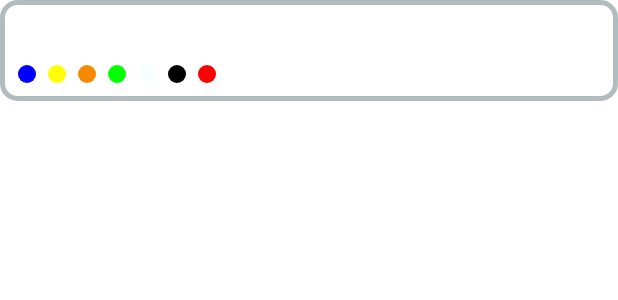
After one commit to brhliluk/prague-waste, an Android app built with Jetpack Compose: the layout marker_info_window.xml on its own in the app's theme, with its tools: preview values and no code run, on a phone screen of 412 x 824 dp. The commit adds this screen. Shown: the top 300 px of the screen. Run offline under Robolectric (Android 15) with nearby library versions, the phone set to English and light mode, and no system bars.

Commit message:
Add custom marker info box

```diff
--- a/app/src/main/java/cz/brhliluk/android/praguewaste/PragueWasteApplication.kt
+++ b/app/src/main/java/cz/brhliluk/android/praguewaste/PragueWasteApplication.kt
@@ -5,6 +5,7 @@ import androidx.room.Room
 import cz.brhliluk.android.praguewaste.api.WasteApi
 import cz.brhliluk.android.praguewaste.database.BinDatabase
 import cz.brhliluk.android.praguewaste.repository.BinRepository
+import cz.brhliluk.android.praguewaste.utils.InfoWindowAdapter
 import cz.brhliluk.android.praguewaste.utils.PreferencesManager
 import cz.brhliluk.android.praguewaste.viewmodel.MainViewModel
 import org.koin.android.ext.koin.androidApplication
@@ -32,6 +33,8 @@ class PragueWasteApplication : Application() {
         single { BinRepository(binDao = get(), binFtsDao = get()) }
         // Prefs
         single { PreferencesManager(get()) }
+        // Google maps
+        single { InfoWindowAdapter(get()) }
     })
 
     override fun onCreate() {
--- a/app/src/main/java/cz/brhliluk/android/praguewaste/model/Bin.kt
+++ b/app/src/main/java/cz/brhliluk/android/praguewaste/model/Bin.kt
@@ -29,7 +29,7 @@ data class Bin(
 
     override fun getTitle(): String = address
 
-    override fun getSnippet(): String? = null
+    override fun getSnippet(): String = Json.encodeToString(trashTypes)
 
     @Ignore val namedTrashTypes = trashTypes.map { TrashType.byId(it) }
 
--- /dev/null
+++ b/app/src/main/java/cz/brhliluk/android/praguewaste/utils/InfoWindowAdapter.kt
@@ -0,0 +1,48 @@
+package cz.brhliluk.android.praguewaste.utils
+
+import android.content.Context
+import android.view.LayoutInflater
+import android.view.View
+import android.widget.ImageView
+import android.widget.TextView
+import androidx.annotation.IdRes
+import com.google.android.gms.maps.GoogleMap
+import com.google.android.gms.maps.model.Marker
+import cz.brhliluk.android.praguewaste.R
+import cz.brhliluk.android.praguewaste.model.Bin
+import kotlinx.serialization.decodeFromString
+import kotlinx.serialization.json.Json
+import org.koin.core.component.KoinComponent
+
+// Couldn't find a way to use compose here
+class InfoWindowAdapter(context: Context) : GoogleMap.InfoWindowAdapter, KoinComponent {
+    private val layoutInflater = LayoutInflater.from(context)
+    private val view: View = layoutInflater.inflate(R.layout.marker_info_window, null)
+
+    private fun setInfoWindowText(marker: Marker) {
+        val trashTypesList = Json.decodeFromString<List<Int>>(marker.snippet!!).map { Bin.TrashType.byId(it) }
+        view.findViewById<TextView>(R.id.markerInfoTitle).text = marker.title
+        // This is stupid but databinding didn't work for me here
+        setViewVisible(R.id.paper, Bin.TrashType.PAPER, trashTypesList)
+        setViewVisible(R.id.plastic, Bin.TrashType.PLASTIC, trashTypesList)
+        setViewVisible(R.id.beverageCartons, Bin.TrashType.BEVERAGE_CARTONS, trashTypesList)
+        setViewVisible(R.id.clearGlass, Bin.TrashType.CLEAR_GLASS, trashTypesList)
+        setViewVisible(R.id.coloredGlass, Bin.TrashType.COLORED_GLASS, trashTypesList)
+        setViewVisible(R.id.metal, Bin.TrashType.METAL, trashTypesList)
+        setViewVisible(R.id.eWaste, Bin.TrashType.E_WASTE, trashTypesList)
+    }
+
+    private fun setViewVisible(@IdRes resId: Int, type: Bin.TrashType, all: List<Bin.TrashType?>) {
+        view.findViewById<ImageView>(resId).visibility = if (all.contains(type)) View.VISIBLE else View.GONE
+    }
+
+    override fun getInfoWindow(marker: Marker): View {
+        setInfoWindowText(marker)
+        return view
+    }
+
+    override fun getInfoContents(marker: Marker): View {
+        setInfoWindowText(marker)
+        return view
+    }
+}
--- a/app/src/main/java/cz/brhliluk/android/praguewaste/viewmodel/MainViewModel.kt
+++ b/app/src/main/java/cz/brhliluk/android/praguewaste/viewmodel/MainViewModel.kt
@@ -20,6 +20,7 @@ import cz.brhliluk.android.praguewaste.api.BinSearchSource
 import cz.brhliluk.android.praguewaste.api.WasteApi
 import cz.brhliluk.android.praguewaste.model.Bin
 import cz.brhliluk.android.praguewaste.repository.BinRepository
+import cz.brhliluk.android.praguewaste.utils.InfoWindowAdapter
 import cz.brhliluk.android.praguewaste.utils.PreferencesManager
 import cz.brhliluk.android.praguewaste.utils.load
 import kotlinx.coroutines.flow.Flow
@@ -32,6 +33,7 @@ class MainViewModel : ViewModel(), KoinComponent {
     private val api: WasteApi by inject()
     private val binRepository: BinRepository by inject()
     private val preferencesManager: PreferencesManager by inject()
+    private val infoWindowAdapter: InfoWindowAdapter by inject()
 
     // Paging data sources
     val searchBins: Flow<PagingData<Bin>> = Pager(PagingConfig(pageSize = 15)) {
@@ -75,7 +77,7 @@ class MainViewModel : ViewModel(), KoinComponent {
         map = mapView.awaitMap()
         clusterManager = ClusterManager(context, map)
         map.setOnCameraIdleListener(clusterManager)
-
+        clusterManager.markerCollection.setInfoWindowAdapter(infoWindowAdapter)
         // TODO: Update by users preference
         //noinspection MissingPermission
         map.isMyLocationEnabled = true
--- /dev/null
+++ b/app/src/main/res/drawable/circle.xml
@@ -0,0 +1,5 @@
+<?xml version="1.0" encoding="utf-8"?>
+<shape xmlns:android="http://schemas.android.com/apk/res/android"
+    android:shape="oval">
+    <solid android:color="@color/black"/>
+</shape>
--- /dev/null
+++ b/app/src/main/res/drawable/info_view_card.xml
@@ -0,0 +1,7 @@
+<?xml version="1.0" encoding="UTF-8"?>
+<shape xmlns:android="http://schemas.android.com/apk/res/android">
+    <solid android:color="#FFFFFF"/>
+    <stroke android:width="3dp" android:color="#B1BCBE" />
+    <corners android:radius="10dp"/>
+    <padding android:left="0dp" android:top="0dp" android:right="0dp" android:bottom="0dp" />
+</shape>
--- /dev/null
+++ b/app/src/main/res/layout/marker_info_window.xml
@@ -0,0 +1,80 @@
+<?xml version="1.0" encoding="utf-8"?>
+
+<LinearLayout xmlns:android="http://schemas.android.com/apk/res/android"
+    android:layout_width="match_parent"
+    android:layout_height="wrap_content"
+    android:layout_marginBottom="12dp"
+    android:background="@drawable/info_view_card"
+    android:orientation="vertical"
+    android:padding="12dp">
+
+    <TextView
+        android:id="@+id/markerInfoTitle"
+        android:layout_width="wrap_content"
+        android:layout_height="wrap_content"
+        android:layout_marginBottom="12dp"
+        android:textColor="@color/black"
+        android:textStyle="bold" />
+
+    <LinearLayout
+        android:layout_width="wrap_content"
+        android:layout_height="wrap_content"
+        android:orientation="horizontal">
+
+        <ImageView
+            android:id="@+id/paper"
+            android:layout_width="12dp"
+            android:layout_height="12dp"
+            android:layout_marginEnd="8dp"
+            android:background="@drawable/circle"
+            android:backgroundTint="@color/blue" />
+
+        <ImageView
+            android:id="@+id/plastic"
+            android:layout_width="12dp"
+            android:layout_height="12dp"
+            android:layout_marginEnd="8dp"
+            android:background="@drawable/circle"
+            android:backgroundTint="@color/yellow" />
+
+        <ImageView
+            android:id="@+id/beverageCartons"
+            android:layout_width="12dp"
+            android:layout_height="12dp"
+            android:layout_marginEnd="8dp"
+            android:background="@drawable/circle"
+            android:backgroundTint="@color/orange" />
+
+        <ImageView
+            android:id="@+id/coloredGlass"
+            android:layout_width="12dp"
+            android:layout_height="12dp"
+            android:layout_marginEnd="8dp"
+            android:background="@drawable/circle"
+            android:backgroundTint="@color/green" />
+
+        <ImageView
+            android:id="@+id/clearGlass"
+            android:layout_width="12dp"
+            android:layout_height="12dp"
+            android:layout_marginEnd="8dp"
+            android:background="@drawable/circle"
+            android:backgroundTint="@color/light_gray" />
+
+        <ImageView
+            android:id="@+id/metal"
+            android:layout_width="12dp"
+            android:layout_height="12dp"
+            android:layout_marginEnd="8dp"
+            android:background="@drawable/circle"
+            android:backgroundTint="@color/black" />
+
+        <ImageView
+            android:id="@+id/eWaste"
+            android:layout_width="12dp"
+            android:layout_height="12dp"
+            android:layout_marginEnd="8dp"
+            android:background="@drawable/circle"
+            android:backgroundTint="@color/red" />
+    </LinearLayout>
+</LinearLayout>
--- a/app/src/main/res/values/colors.xml
+++ b/app/src/main/res/values/colors.xml
@@ -7,4 +7,10 @@
     <color name="teal_700">#FF018786</color>
     <color name="black">#FF000000</color>
     <color name="white">#FFFFFFFF</color>
+    <color name="light_gray">#FFF8FFFF</color>
+    <color name="blue">#FF0000FF</color>
+    <color name="yellow">#FFFFFF00</color>
+    <color name="orange">#FFf78900</color>
+    <color name="green">#FF00FF00</color>
+    <color name="red">#FFFF0000</color>
 </resources>
```
